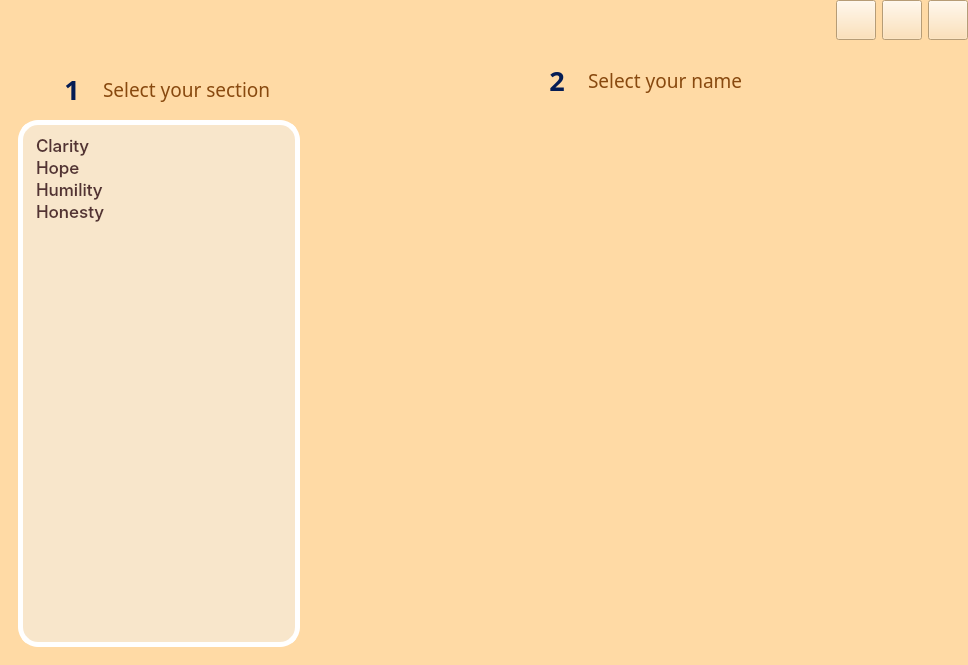
Qt form CAI_PyQt/CAI_Student/UI/FormLogin.ui (CPG19040/CPG19040) before a commit.
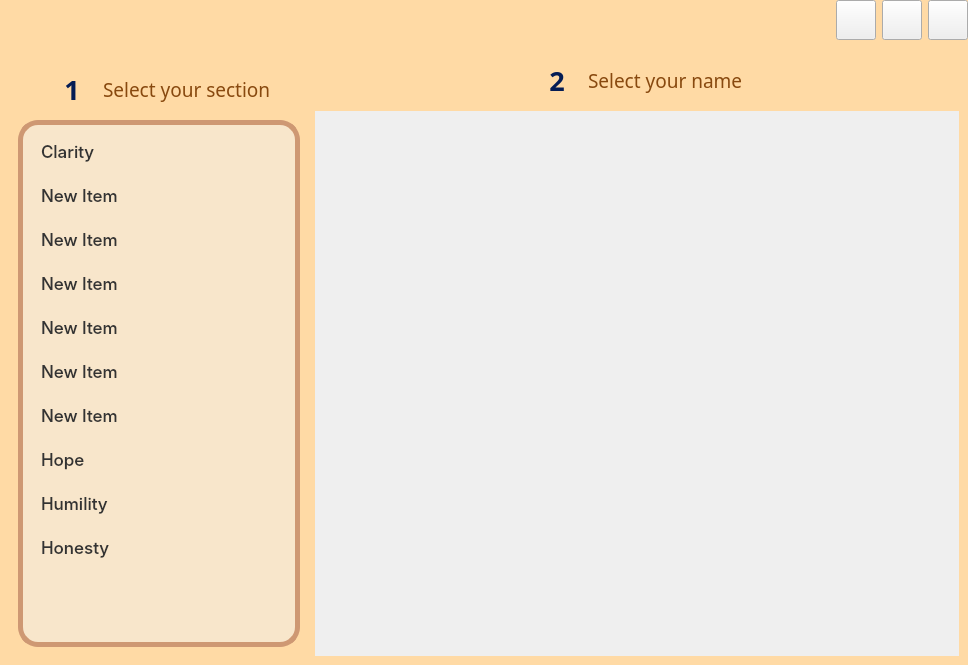
The same form after that commit. Icons and pictures are not drawn.

```diff
--- a/CAI_PyQt/CAI_Student/UI/FormLogin.ui
+++ b/CAI_PyQt/CAI_Student/UI/FormLogin.ui
@@ -20,7 +20,8 @@
    <string>Login</string>
   </property>
   <property name="styleSheet">
-   <string notr="true">QWidget { background-color: #ffdaa5; }</string>
+   <string notr="true">#FormLogin { background-color: #ffdaa5; }
+#stackedWidget, #page1, #page2 { background: transparent; }</string>
   </property>
   <layout class="QVBoxLayout" name="verticalLayout_3">
    <property name="leftMargin">
@@ -289,7 +290,115 @@
              </font>
             </property>
             <property name="styleSheet">
-             <string notr="true">border-radius: 20px; background-color: rgb(248, 230, 203); padding: 10px; color: rgb(84, 51, 51); border: 5px solid #fff;</string>
+             <string notr="true">/* 1. THE LIST CONTAINER */
+QListWidget {
+    background-color: rgb(248, 230, 203);
+    border: 5px solid rgb(206, 152, 115);
+    border-radius: 20px;
+    padding: 5px;
+}
+
+/* 2. THE DEFAULT ITEM STATE */
+QListWidget::item {
+    background-color: transparent;
+    color: #333333;
+    padding: 10px 10px;      /* Vertical and horizontal spacing inside the item */
+    margin: 1px 0px;         /* Spacing between adjacent items */
+    border-radius: 20px;      /* Rounded corners for individual items */
+}
+
+/* 3. HOVER STATE (Mouse over item) */
+QListWidget::item:hover {
+    background-color: rgb(255, 200, 116);
+    color: #574939;
+}
+
+/* 4. SELECTED STATE (Active/Clicked item) */
+QListWidget::item:selected {
+    background-color: #574939;
+    color: #ffffff;
+	font-weight: bold;
+}
+
+/* 5. SELECTED &amp; HOVERED STATE */
+/* Prevents the hover color from overriding the selection color when clicking */
+QListWidget::item:selected:hover {
+    background-color: #4a3e30; 
+    color: #ffffff;
+}
+
+/* 6. DISABLED STATE */
+QListWidget::item:disabled {
+    background-color: transparent;
+    color: #aaaaaa;
+}
+
+/* 3. VERTICAL SCROLLBAR */
+QScrollBar:vertical {
+    border: none;
+    background: #ffffff;
+    width: 10px;
+    margin: 5px 0px 5px 0px; /* Adds a little padding so it doesn't hug the border */
+    border-radius: 5px;
+}
+
+QScrollBar::handle:vertical {
+    background: #7a7a7a;
+    min-height: 20px;
+    border-radius: 5px;
+}
+
+QScrollBar::handle:vertical:hover {
+    background: #574939;
+}
+
+QScrollBar::handle:vertical:pressed {
+    background: #3d3327; /* Darker shade for active dragging */
+}
+
+/* 4. HORIZONTAL SCROLLBAR */
+QScrollBar:horizontal {
+    border: none;
+    background: #ffffff;
+    height: 10px;
+    margin: 2px 4px 2px 4px; 
+    border-radius: 5px;
+}
+
+QScrollBar::handle:horizontal {
+    background: #7a7a7a;
+    min-width: 20px;
+    border-radius: 5px;
+}
+
+QScrollBar::handle:horizontal:hover {
+    background: #574939;
+}
+
+QScrollBar::handle:horizontal:pressed {
+    background: #3d3327;
+}
+
+/* 5. REMOVE BUTTONS &amp; TRACK BACKGROUNDS */
+QScrollBar::add-line:vertical, QScrollBar::sub-line:vertical,
+QScrollBar::add-line:horizontal, QScrollBar::sub-line:horizontal {
+    border: none;
+    background: none;
+    width: 0px;
+    height: 0px;
+}
+
+QScrollBar::add-page:vertical, QScrollBar::sub-page:vertical,
+QScrollBar::add-page:horizontal, QScrollBar::sub-page:horizontal {
+    background: none;
+}
+
+/* 6. THE CORNER WIDGET */
+/* Native Qt selector for the bottom-right intersection square */
+QListWidget QCornerWidget {
+    background: transparent;
+    border: none;
+}</string>
             </property>
             <property name="flow">
              <enum>QListView::TopToBottom</enum>
@@ -302,6 +411,36 @@
               <string>Clarity</string>
              </property>
             </item>
+            <item>
+             <property name="text">
+              <string>New Item</string>
+             </property>
+            </item>
+            <item>
+             <property name="text">
+              <string>New Item</string>
+             </property>
+            </item>
+            <item>
+             <property name="text">
+              <string>New Item</string>
+             </property>
+            </item>
+            <item>
+             <property name="text">
+              <string>New Item</string>
+             </property>
+            </item>
+            <item>
+             <property name="text">
+              <string>New Item</string>
+             </property>
+            </item>
+            <item>
+             <property name="text">
+              <string>New Item</string>
+             </property>
+            </item>
             <item>
              <property name="text">
               <string>Hope</string>
@@ -450,15 +589,20 @@
             <property name="styleSheet">
              <string notr="true">/* 1. THE MAIN CONTAINER */
 #scrollArea { 
-    border: none;
+    border: 5px solid rgb(206, 152, 115);
     border-radius: 20px; 
-    background-color: rgb(255, 255, 255);
+    background-color: rgb(248, 230, 203);
 }
 
-/* 2. THE VIEWPORT (Crucial for transparency/backgrounds) */
+/* 2. THE VIEWPORT &amp; INNER CONTENT */
+/* Enforces transparency and helps keep content within the rounded border */
+#scrollArea &gt; QWidget &gt; QWidget {
+    background: transparent;
+}
+
 #scrollArea QWidget #qt_scrollarea_viewport {
     background: transparent;
-    border-radius: 20px;
+    border-radius: 15px; /* Slightly smaller than container to prevent clipping artifacts */
 }
 
 /* 3. VERTICAL SCROLLBAR */
@@ -466,7 +610,7 @@
     border: none;
     background: #ffffff;
     width: 10px;
-    margin: 0px;
+    margin: 5px 0px 5px 0px; /* Adds a little padding so it doesn't hug the border */
     border-radius: 5px;
 }
 
@@ -480,12 +624,16 @@
     background: #574939;
 }
 
+QScrollBar::handle:vertical:pressed {
+    background: #3d3327; /* Darker shade for active dragging */
+}
+
 /* 4. HORIZONTAL SCROLLBAR */
 QScrollBar:horizontal {
     border: none;
     background: #ffffff;
-    height: 10px; /* Note: height, not width */
-    margin: 0px;
+    height: 10px;
+    margin: 2px 4px 2px 4px; 
     border-radius: 5px;
 }
 
@@ -499,8 +647,11 @@
     background: #574939;
 }
 
+QScrollBar::handle:horizontal:pressed {
+    background: #3d3327;
+}
+
 /* 5. REMOVE BUTTONS &amp; TRACK BACKGROUNDS */
-/* This handles both horizontal and vertical arrows/tracks */
 QScrollBar::add-line:vertical, QScrollBar::sub-line:vertical,
 QScrollBar::add-line:horizontal, QScrollBar::sub-line:horizontal {
     border: none;
@@ -514,9 +665,9 @@
     background: none;
 }
 
-/* 6. THE CORNER WIDGET 
-   (The small square where both bars meet) */
-#scrollArea QWidget #qt_scrollarea_corner {
+/* 6. THE CORNER WIDGET */
+/* Native Qt selector for the bottom-right intersection square */
+QAbstractScrollArea QCornerWidget {
     background: transparent;
     border: none;
 }</string>
@@ -535,8 +686,8 @@
               <rect>
                <x>0</x>
                <y>0</y>
-               <width>644</width>
-               <height>545</height>
+               <width>634</width>
+               <height>535</height>
               </rect>
              </property>
              <property name="styleSheet">
```
Left out of the diff: 20 changed lines with no effect on the pictures.
